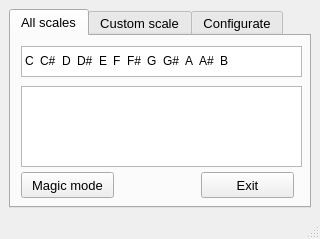
doino-gretchenliev/Mid-Magic, file src/ui_mainform.ui: the form before one commit.
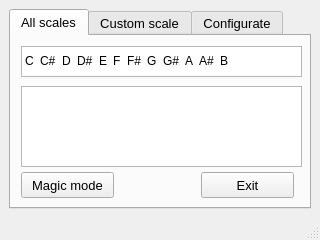
The form after the commit.

Patch:
```diff
--- a/src/ui_mainform.ui
+++ b/src/ui_mainform.ui
@@ -10,11 +10,11 @@
     <x>0</x>
     <y>0</y>
     <width>320</width>
-    <height>239</height>
+    <height>240</height>
    </rect>
   </property>
   <property name="sizePolicy">
-   <sizepolicy hsizetype="Ignored" vsizetype="Ignored">
+   <sizepolicy hsizetype="Expanding" vsizetype="Expanding">
     <horstretch>0</horstretch>
     <verstretch>0</verstretch>
    </sizepolicy>
```
